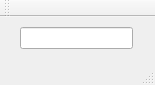
First picture: the form in 34-CodageConfigurerPersonnes/ConfigurerPersonnes/mainwindow.ui, repository BriceJamin/BriceJamin-ProjetSuPer, before the edit.
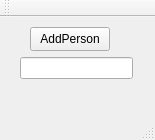
Second picture: the form after the edit.

```diff
--- a/34-CodageConfigurerPersonnes/ConfigurerPersonnes/mainwindow.ui
+++ b/34-CodageConfigurerPersonnes/ConfigurerPersonnes/mainwindow.ui
@@ -7,7 +7,7 @@
     <x>0</x>
     <y>0</y>
     <width>155</width>
-    <height>85</height>
+    <height>140</height>
    </rect>
   </property>
   <property name="windowTitle">
@@ -18,12 +18,25 @@
     <property name="geometry">
      <rect>
       <x>20</x>
-      <y>10</y>
+      <y>40</y>
       <width>113</width>
       <height>22</height>
      </rect>
     </property>
    </widget>
+   <widget class="QPushButton" name="addPersonPushButton">
+    <property name="geometry">
+     <rect>
+      <x>30</x>
+      <y>10</y>
+      <width>80</width>
+      <height>24</height>
+     </rect>
+    </property>
+    <property name="text">
+     <string>AddPerson</string>
+    </property>
+   </widget>
   </widget>
   <widget class="QMenuBar" name="menuBar">
    <property name="geometry">
```
